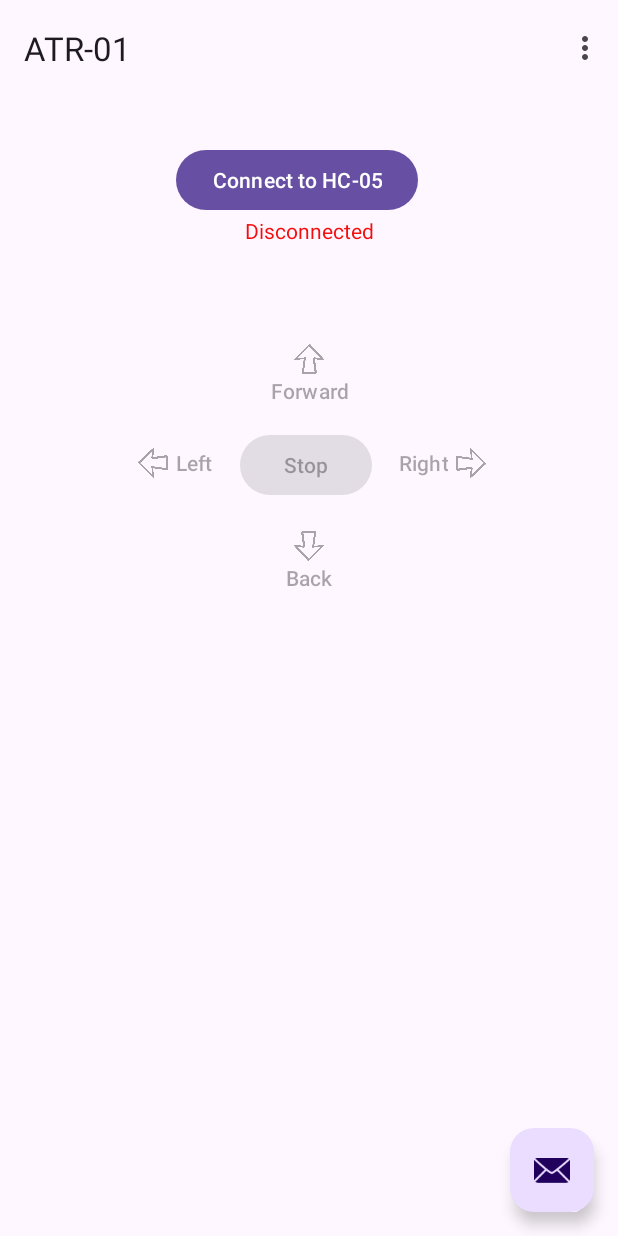
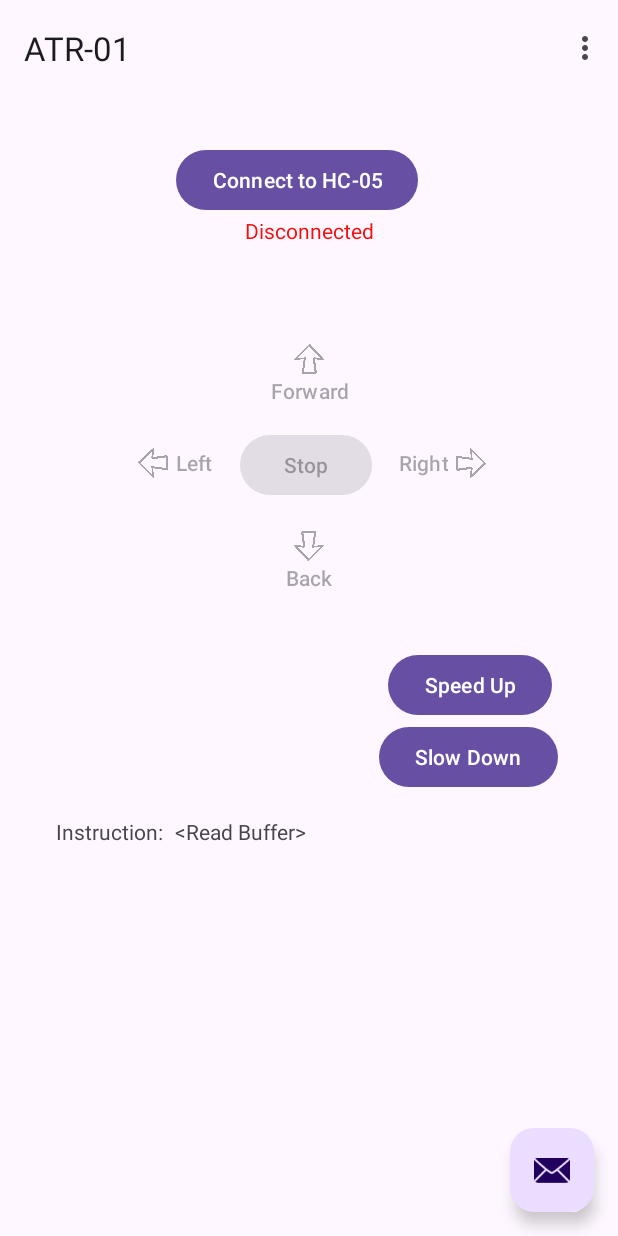
Before and after one commit to Myapi314/AllTerrainRobot, an Android app: the screen it shows after launch (MainActivity), after a tap on "Connect to HC-05", on a phone screen of 412 x 824 dp. Run offline under Robolectric (Android 15) with nearby library versions, the phone set to English and light mode, and no system bars; our stand-ins replace navigation-ui.

Commit message:
Added Bluetooth capabilities and button functionality

```diff
--- a/MyFirstApp/app/src/main/java/com/example/myfirstapp/MainActivity.java
+++ b/MyFirstApp/app/src/main/java/com/example/myfirstapp/MainActivity.java
@@ -75,9 +75,8 @@ public class MainActivity extends AppCompatActivity {
     private Button mButtonL;
     private Button mButtonR;
     private Button mButtonS;
-
-    BluetoothManager bluetoothManager;
-    BluetoothAdapter bluetoothAdapter;
+    private Button mButtonU;
+    private Button mButtonD;
 
 
     @RequiresApi(api = Build.VERSION_CODES.S)
@@ -102,14 +101,15 @@ public class MainActivity extends AppCompatActivity {
         mDevicesListView.setAdapter(mBTArrayAdapter); // assign model to view
         mDevicesListView.setOnItemClickListener(mDeviceClickListener);
 
+        mReadBuffer = findViewById(R.id.textViewRx);
+
         mButtonF = binding.getRoot().findViewById(R.id.button_forward);
         mButtonB = binding.getRoot().findViewById(R.id.button_back);
         mButtonL = binding.getRoot().findViewById(R.id.button_left);
         mButtonR = binding.getRoot().findViewById(R.id.button_right);
         mButtonS = binding.getRoot().findViewById(R.id.button_stop);
-
-//        bluetoothManager = getSystemService(BluetoothManager.class);
-//        bluetoothAdapter = bluetoothManager.getAdapter();
+        mButtonU = binding.getRoot().findViewById(R.id.button_up);
+        mButtonD = binding.getRoot().findViewById(R.id.button_down);
 
         if (ActivityCompat.checkSelfPermission(this, Manifest.permission.BLUETOOTH_CONNECT) != PackageManager.PERMISSION_GRANTED) {
             ActivityCompat.requestPermissions(this, new String[]{Manifest.permission.BLUETOOTH_CONNECT}, 1);
@@ -131,11 +131,11 @@ public class MainActivity extends AppCompatActivity {
             @Override
             public void handleMessage(Message msg) {
 
-//                if (msg.what == MESSAGE_READ) {
-//                    String readMessage = null;
-//                    readMessage = new String((byte[]) msg.obj, StandardCharsets.UTF_8);
-//                    mReadBuffer.setText(readMessage);
-//                }
+                if (msg.what == MESSAGE_READ) {
+                    String readMessage;
+                    readMessage = new String((byte[]) msg.obj, StandardCharsets.UTF_8);
+                    mReadBuffer.setText(readMessage);
+                }
 
                 if (msg.what == CONNECTING_STATUS) {
 
@@ -149,17 +149,22 @@ public class MainActivity extends AppCompatActivity {
                         color = getResources().getColor(R.color.green, getTheme());
                         moveButtonStatus = true;
                         buttonText = getString(R.string.DisconnectBT);
+                    } else if (msg.arg1 == -1 && msg.arg2 == 1) {
+                        mBluetoothStatus.setText(getString(R.string.BTDisconnected));
+                        mReadBuffer.setText(getString(R.string.readBuffer));
+                    } else {
+                        mBluetoothStatus.setText(getString(R.string.BTconnFail));
+                        mReadBuffer.setText(getString(R.string.readBuffer));
                     }
-                    else
-                        mBluetoothStatus.setText(getString(R.string.BTconnFail));
-
                     mBluetoothStatus.setTextColor(color);
                     binding.buttonFirst.setText(buttonText);
-                    binding.getRoot().findViewById(R.id.button_forward).setEnabled(moveButtonStatus);
-                    binding.getRoot().findViewById(R.id.button_back).setEnabled(moveButtonStatus);
-                    binding.getRoot().findViewById(R.id.button_left).setEnabled(moveButtonStatus);
-                    binding.getRoot().findViewById(R.id.button_right).setEnabled(moveButtonStatus);
-                    binding.getRoot().findViewById(R.id.button_stop).setEnabled(moveButtonStatus);
+                    mButtonF.setEnabled(moveButtonStatus);
+                    mButtonB.setEnabled(moveButtonStatus);
+                    mButtonL.setEnabled(moveButtonStatus);
+                    mButtonR.setEnabled(moveButtonStatus);
+                    mButtonS.setEnabled(moveButtonStatus);
+                    mButtonU.setEnabled(moveButtonStatus);
+                    mButtonD.setEnabled(moveButtonStatus);
                 }
 
             }
@@ -177,6 +182,8 @@ public class MainActivity extends AppCompatActivity {
             mButtonB.setOnClickListener(this::moveBackward);
             mButtonL.setOnClickListener(this::moveLeft);
             mButtonS.setOnClickListener(this::stopMoving);
+            mButtonU.setOnClickListener(this::speedUp);
+            mButtonD.setOnClickListener(this::slowDown);
         }
         binding.fab.setOnClickListener(view -> Snackbar.make(view, "Replace with your own action", Snackbar.LENGTH_LONG)
                 .setAnchorView(R.id.fab)
@@ -215,6 +222,17 @@ public class MainActivity extends AppCompatActivity {
 
     @RequiresApi(api = Build.VERSION_CODES.S)
     private void connectToArduino(View view) {
+        if(mBTSocket != null && mBTSocket.isConnected()) {
+            try {
+                stopMoving(view);
+                mBTSocket.close();
+                mHandler.obtainMessage(CONNECTING_STATUS, -1, 1)
+                        .sendToTarget();
+            } catch (IOException e) {
+                throw new RuntimeException(e);
+            }
+            return;
+        }
 
         mBTArrayAdapter.clear();
 
@@ -350,4 +368,12 @@ public class MainActivity extends AppCompatActivity {
         mButtonL.setHovered(false);
         mButtonR.setHovered(false);
     }
+
+    private void slowDown(View view) {
+        mConnectedThread.write("d");
+    }
+
+    private void speedUp(View view) {
+        mConnectedThread.write("u");
+    }
 }
--- a/MyFirstApp/app/src/main/res/layout/fragment_first.xml
+++ b/MyFirstApp/app/src/main/res/layout/fragment_first.xml
@@ -8,7 +8,7 @@
 
     <androidx.constraintlayout.widget.ConstraintLayout
         android:layout_width="match_parent"
-        android:layout_height="wrap_content"
+        android:layout_height="match_parent"
         android:padding="16dp">
 
 
@@ -73,7 +73,7 @@
             android:layout_height="wrap_content"
             android:layout_marginStart="147dp"
             android:layout_marginEnd="147dp"
-            android:layout_marginBottom="32dp"
+            android:layout_marginBottom="250dp"
             android:enabled="false"
             android:text="@string/back"
             android:textAlignment="center"
@@ -111,5 +111,44 @@
             app:layout_constraintStart_toStartOf="parent"
             app:layout_constraintTop_toBottomOf="parent" />
 
+        <Button
+            android:id="@+id/button_down"
+            android:layout_width="wrap_content"
+            android:layout_height="wrap_content"
+            android:layout_marginEnd="24dp"
+            android:text="@string/down"
+            app:layout_constraintEnd_toEndOf="parent"
+            app:layout_constraintTop_toBottomOf="@+id/button_up" />
+
+        <Button
+            android:id="@+id/button_up"
+            android:layout_width="wrap_content"
+            android:layout_height="wrap_content"
+            android:layout_marginTop="100dp"
+            android:layout_marginEnd="28dp"
+            android:text="@string/up"
+            app:layout_constraintEnd_toEndOf="parent"
+            app:layout_constraintTop_toBottomOf="@+id/button_right" />
+
+        <TextView
+            android:id="@+id/textViewRx"
+            android:layout_width="wrap_content"
+            android:layout_height="wrap_content"
+            android:layout_marginStart="8dp"
+            android:layout_marginTop="16dp"
+            android:text="@string/readBuffer"
+            app:layout_constraintStart_toEndOf="@+id/textView2"
+            app:layout_constraintTop_toBottomOf="@+id/button_down" />
+
+        <TextView
+            android:id="@+id/textView2"
+            android:layout_width="wrap_content"
+            android:layout_height="27dp"
+            android:layout_marginStart="21dp"
+            android:layout_marginTop="16dp"
+            android:text="@string/Rx"
+            app:layout_constraintStart_toStartOf="parent"
+            app:layout_constraintTop_toBottomOf="@+id/button_down" />
+
     </androidx.constraintlayout.widget.ConstraintLayout>
 </androidx.core.widget.NestedScrollView>
--- a/MyFirstApp/app/src/main/res/values/strings.xml
+++ b/MyFirstApp/app/src/main/res/values/strings.xml
@@ -5,11 +5,14 @@
     <string name="sBTstaNF">Status: Bluetooth not found</string>
     <string name="BTconnFail">Connection Failed</string>
     <string name="BTConnected">Connected to HC-05!</string>
+    <string name="BTDisconnected">Disconnected</string>
     <string name="cConnect">Connecting…</string>
     <string name="ErrSockCrea">Socket creation failed</string>
     <string name="BTnotOn">Bluetooth not on</string>
     <string name="DisconnectBT">Disconnect from HC-05</string>
     <string name="ConnectBT">Connect to HC-05</string>
+    <string name="readBuffer">&lt;Read Buffer></string>
+    <string name="Rx">Instruction: </string>
 
     <!-- Strings used for fragments for navigation -->
     <string name="first_fragment_label">ATR-01</string>
@@ -21,6 +24,8 @@
     <string name="left">Left</string>
     <string name="right">Right</string>
     <string name="stop">Stop</string>
+    <string name="up">Speed Up</string>
+    <string name="down">Slow Down</string>
     <string name="previous">Previous</string>
     <string name="conn_status">
         Disconnected
```
Also changed, not shown: MyFirstApp/app/src/main/java/com/example/myfirstapp/FirstFragment.java (+0 -59 lines), 1 other file.
